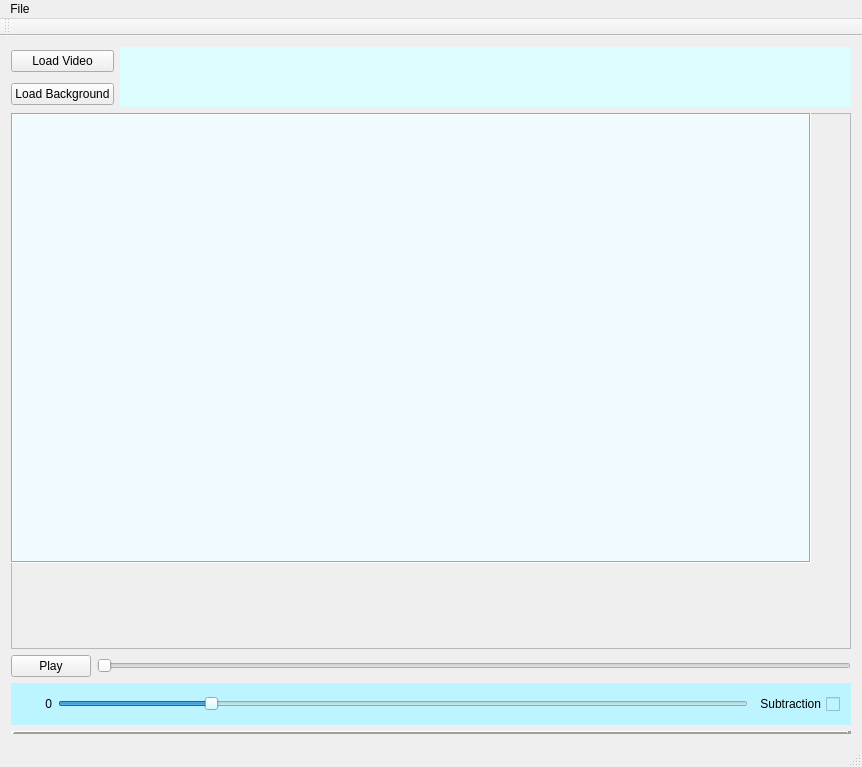
The window that ModelMaker/modelmaker.ui (biotracking/biotrack) describes before a commit, drawn with Qt 5.
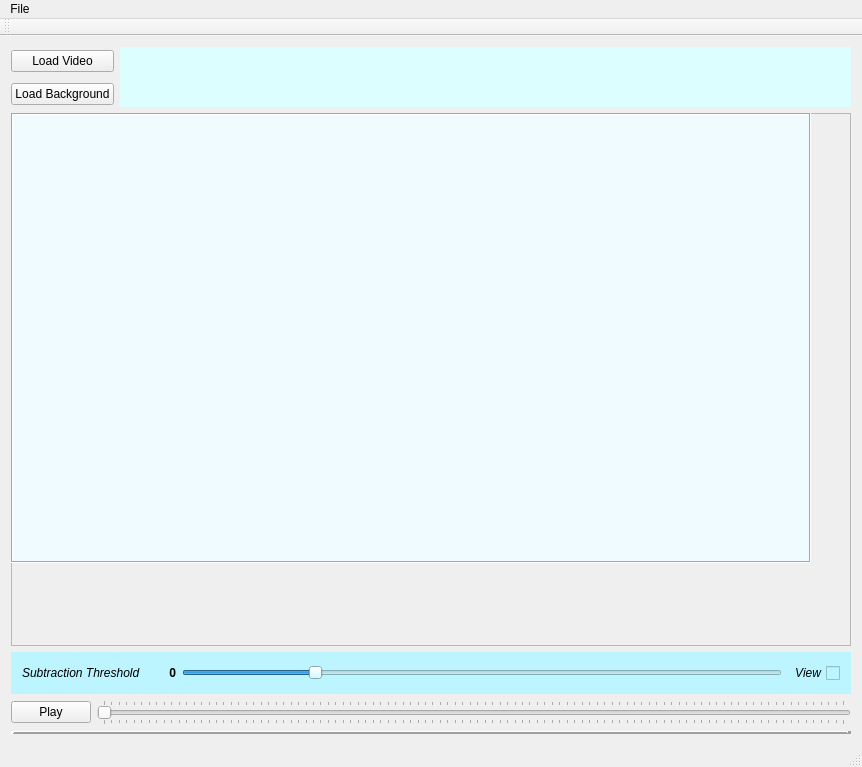
The same window after the commit. Icons and pictures are not drawn. Custom widgets are drawn as their Qt base class.

Commit message:
--Attempted to add integrated VTK widget. I think we need to recompile VTK though, cannot use the version that comes with PCL bulk
--Fixed up modelmaker so that it updates the UI intelligently. Much more easier to use.
--Disabled DEBUG saving of images. Only saves out model and keyframe

```diff
--- a/ModelMaker/modelmaker.ui
+++ b/ModelMaker/modelmaker.ui
@@ -150,24 +150,6 @@
       </widget>
      </widget>
     </item>
-    <item>
-     <layout class="QHBoxLayout" name="horizontalLayout">
-      <item>
-       <widget class="QPushButton" name="playButton">
-        <property name="text">
-         <string>Play</string>
-        </property>
-       </widget>
-      </item>
-      <item>
-       <widget class="QSlider" name="seekbar">
-        <property name="orientation">
-         <enum>Qt::Horizontal</enum>
-        </property>
-       </widget>
-      </item>
-     </layout>
-    </item>
     <item>
      <widget class="QFrame" name="subtractionframe">
       <property name="sizePolicy">
@@ -183,6 +165,18 @@
        <string notr="true">background-color: rgb(188, 244, 255);</string>
       </property>
       <layout class="QHBoxLayout" name="horizontalLayout_2">
+       <item>
+        <widget class="QLabel" name="label">
+         <property name="font">
+          <font>
+           <italic>true</italic>
+          </font>
+         </property>
+         <property name="text">
+          <string>Subtraction Threshold</string>
+         </property>
+        </widget>
+       </item>
        <item>
         <widget class="QLabel" name="threshlabel">
          <property name="sizePolicy">
@@ -197,6 +191,12 @@
            <height>0</height>
           </size>
          </property>
+         <property name="font">
+          <font>
+           <weight>75</weight>
+           <bold>true</bold>
+          </font>
+         </property>
          <property name="text">
           <string>0</string>
          </property>
@@ -228,11 +228,16 @@
        </item>
        <item>
         <widget class="QCheckBox" name="subviewButton">
+         <property name="font">
+          <font>
+           <italic>true</italic>
+          </font>
+         </property>
          <property name="layoutDirection">
           <enum>Qt::RightToLeft</enum>
          </property>
          <property name="text">
-          <string>Subtraction</string>
+          <string>View</string>
          </property>
          <property name="checked">
           <bool>false</bool>
@@ -242,6 +247,30 @@
       </layout>
      </widget>
     </item>
+    <item>
+     <layout class="QHBoxLayout" name="horizontalLayout">
+      <item>
+       <widget class="QPushButton" name="playButton">
+        <property name="text">
+         <string>Play</string>
+        </property>
+       </widget>
+      </item>
+      <item>
+       <widget class="QSlider" name="seekbar">
+        <property name="orientation">
+         <enum>Qt::Horizontal</enum>
+        </property>
+        <property name="invertedAppearance">
+         <bool>false</bool>
+        </property>
+        <property name="tickPosition">
+         <enum>QSlider::TicksBothSides</enum>
+        </property>
+       </widget>
+      </item>
+     </layout>
+    </item>
     <item>
      <widget class="Line" name="line">
       <property name="frameShadow">
```
The commit also changes 5 other files.
